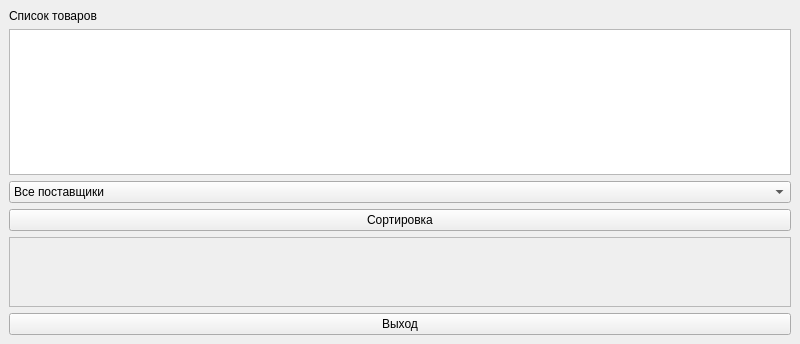
MagentaNyashka/DemoExamen, file UI/main.ui: the form before one commit.
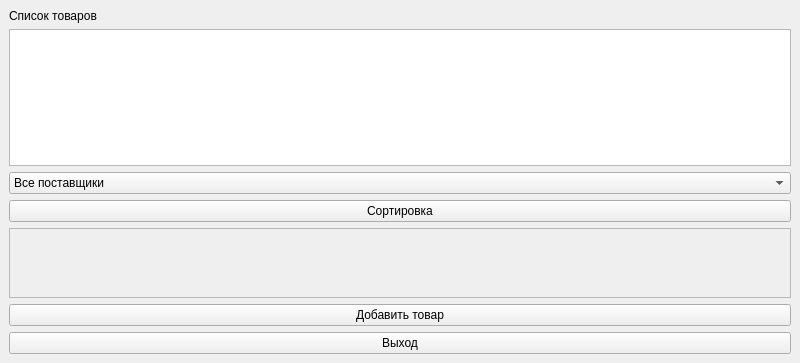
The form after the commit.

```diff
--- a/UI/main.ui
+++ b/UI/main.ui
@@ -7,7 +7,7 @@
     <x>0</x>
     <y>0</y>
     <width>800</width>
-    <height>344</height>
+    <height>363</height>
    </rect>
   </property>
   <property name="windowTitle">
@@ -52,13 +52,20 @@
          <x>0</x>
          <y>0</y>
          <width>780</width>
-         <height>144</height>
+         <height>69</height>
         </rect>
        </property>
        <layout class="QVBoxLayout" name="product_layout"/>
       </widget>
      </widget>
     </item>
+    <item>
+     <widget class="QPushButton" name="add_btn">
+      <property name="text">
+       <string>Добавить товар</string>
+      </property>
+     </widget>
+    </item>
     <item>
      <widget class="QPushButton" name="logout_btn">
       <property name="text">
```
